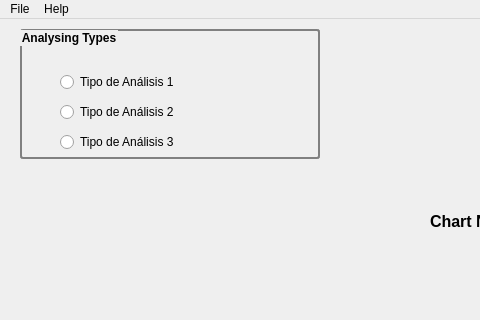
First picture: the form in wq_window.ui, repository vialrogo/Weight-Queue-Validator, before the edit; both pictures show x 0 to 480 and y 0 to 320 of the 660 by 730 pixel window.
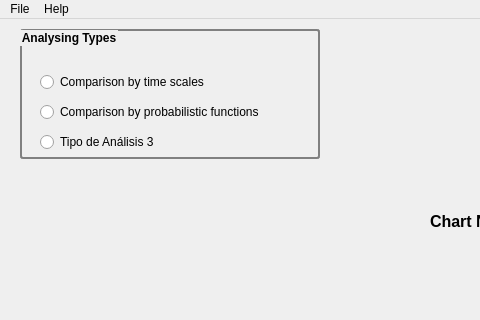
Second picture: the form after the edit. Icons and pictures are not drawn.

Commit message: Avances sobre las conexiones de la interfaz y los menus. También se hizo el acerca de

```diff
--- a/wq_window.ui
+++ b/wq_window.ui
@@ -32,6 +32,27 @@
  } 
 </string>
   </property>
+  <property name="locale">
+   <locale language="Spanish" country="Colombia"/>
+  </property>
+  <property name="iconSize">
+   <size>
+    <width>128</width>
+    <height>128</height>
+   </size>
+  </property>
+  <property name="toolButtonStyle">
+   <enum>Qt::ToolButtonIconOnly</enum>
+  </property>
+  <property name="animated">
+   <bool>true</bool>
+  </property>
+  <property name="documentMode">
+   <bool>false</bool>
+  </property>
+  <property name="tabShape">
+   <enum>QTabWidget::Rounded</enum>
+  </property>
   <widget class="QWidget" name="centralWidget">
    <widget class="QWidget" name="widgetChart1" native="true">
     <property name="geometry">
@@ -142,35 +163,35 @@
     <widget class="QRadioButton" name="radioButton">
      <property name="geometry">
       <rect>
-       <x>40</x>
+       <x>20</x>
        <y>40</y>
-       <width>150</width>
+       <width>260</width>
        <height>26</height>
       </rect>
      </property>
      <property name="text">
-      <string>Tipo de Análisis 1</string>
+      <string>Comparison by time scales</string>
      </property>
     </widget>
     <widget class="QRadioButton" name="radioButton_2">
      <property name="geometry">
       <rect>
-       <x>40</x>
+       <x>20</x>
        <y>70</y>
-       <width>150</width>
+       <width>260</width>
        <height>26</height>
       </rect>
      </property>
      <property name="text">
-      <string>Tipo de Análisis 2</string>
+      <string>Comparison by probabilistic functions</string>
      </property>
     </widget>
     <widget class="QRadioButton" name="radioButton_3">
      <property name="geometry">
       <rect>
-       <x>40</x>
+       <x>20</x>
        <y>100</y>
-       <width>150</width>
+       <width>260</width>
        <height>26</height>
       </rect>
      </property>
```
Left out of the diff: 15 changed lines with no effect on the pictures. The commit also changes 2 other files.
